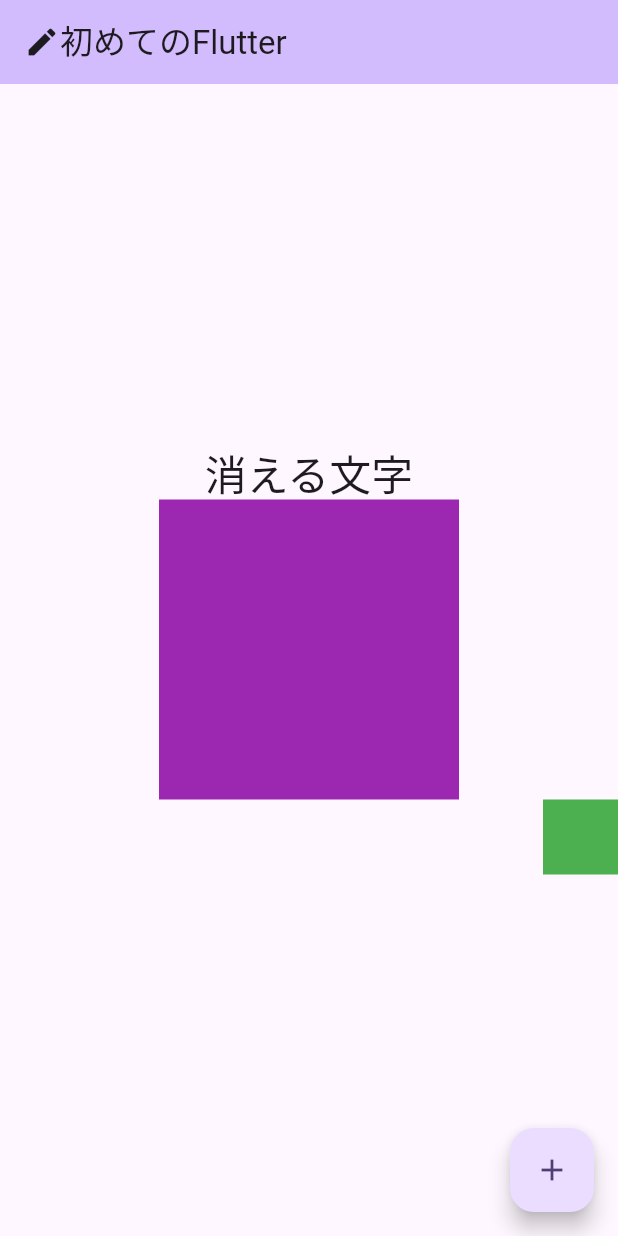
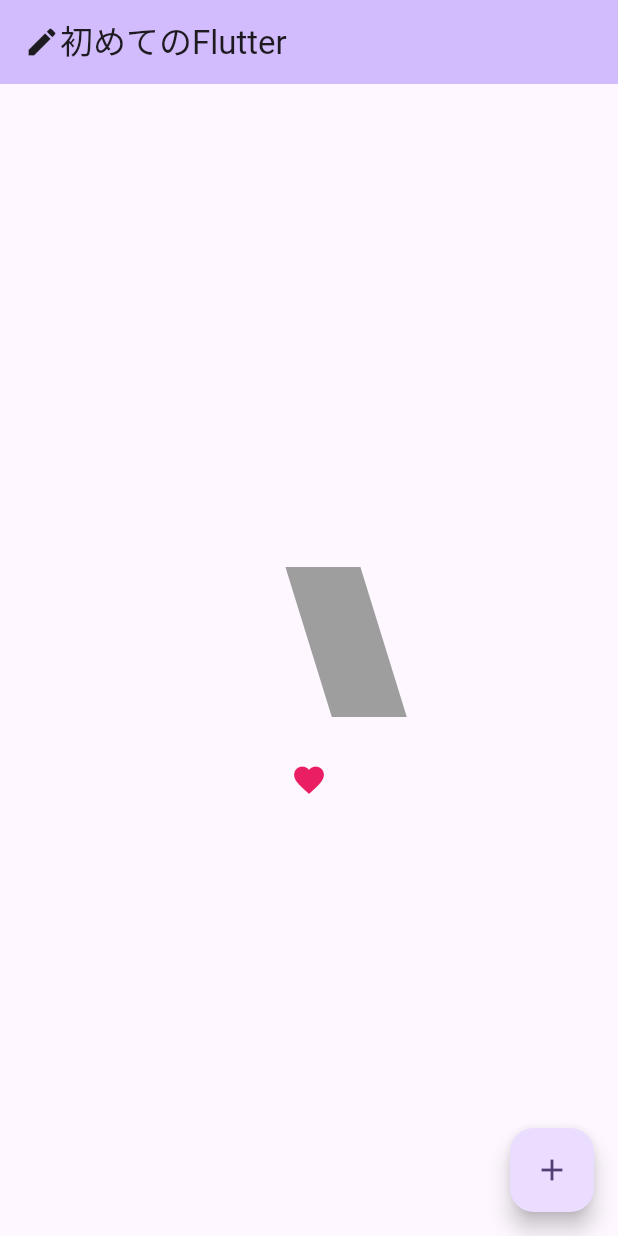
Before and after one commit to powerninja/helloFlutter, a Flutter app: the screen it shows after launch, on a phone screen of 412 x 824 dp. Run offline on Flutter 3.47's test engine with Material 3 defaults, Android fonts, the phone set to English and light mode, and no system bars; our stand-ins replace font_awesome_flutter.

Commit message:
柔軟なアニメーションを追加

```diff
--- a/lib/main.dart
+++ b/lib/main.dart
@@ -66,32 +66,27 @@ class _MyHomePageState extends State<MyHomePage> {
         //Widget型配列をchildrenに格納する
         //今回はWidgetを複数使用するためchildrenとなっている
         children: <Widget>[
-          //消える文字という文言の透過度を指定してる
-          AnimatedOpacity(
-              opacity: _flag ? 0.1 : 1.0,
-              //アニメーションの持続時間
-              duration: const Duration(seconds: 3),
-              child: Text(
-                "消える文字",
-                style: Theme.of(context).textTheme.headline4,
-              )),
-          AnimatedSize(
-              //アニメーションの持続時間
-              duration: const Duration(seconds: 3),
-              //サイズをフラグによって変更する
-              child: SizedBox(
-                width: _flag ? 50 : 200,
-                height: _flag ? 50 : 200,
-                child: Container(color: Colors.purple),
-              )),
-          AnimatedAlign(
-              alignment: _flag ? Alignment.topLeft : Alignment.bottomRight,
-              duration: const Duration(seconds: 3),
-              child: SizedBox(
-                width: 50,
-                height: 50,
-                child: Container(color: Colors.green),
-              ))
+          //図形表示
+          AnimatedContainer(
+            //アニメーションの持続時間
+            duration: const Duration(seconds: 3),
+            width: _flag ? 100 : 50,
+            height: _flag ? 50 : 100,
+            //flagがfalseの場合、上下左右にpadding30を追加する
+            padding: _flag ? const EdgeInsets.all(0) : const EdgeInsets.all(30),
+            //flagがfalseの場合、上下左右にmargin30を追加する
+            margin: _flag ? const EdgeInsets.all(0) : const EdgeInsets.all(30),
+            //X軸方向の歪みを設定する
+            transform: _flag ? Matrix4.skewX(0.0) : Matrix4.skewX(0.3),
+            color: _flag ? Colors.blue : Colors.grey,
+          ),
+          AnimatedSwitcher(
+            //アニメーションの持続時間
+            duration: const Duration(seconds: 3),
+            child: _flag
+                ? const Text("何もない")
+                : const Icon(Icons.favorite, color: Colors.pink),
+          ),
         ],
       )),
       floatingActionButton: FloatingActionButton(
```
